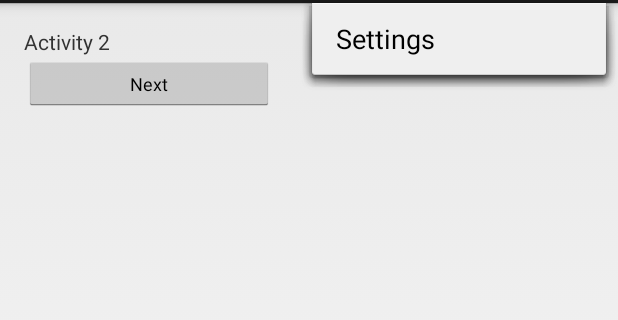
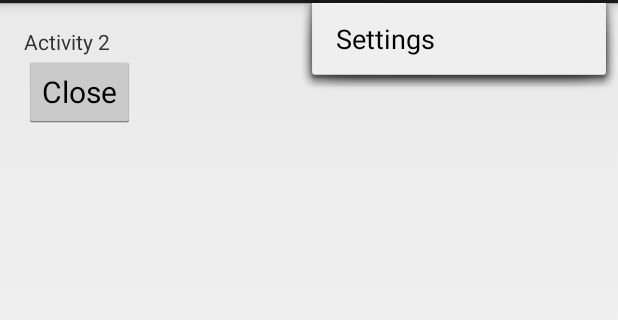
Before and after one commit to Kotlin/kotlin-examples, an Android app: the MainActivity2 screen opened directly, with no data from a screen before it, with the options menu open, on a phone screen of 412 x 824 dp, the part 69-389 px from its top. Run offline under Robolectric (Android 15) with nearby library versions, the phone set to English and light mode, and no system bars.

Commit message:
lib version refresh + button text size

```diff
--- a/gradle/android-mixed-java-kotlin-project/AndroidSample/src/main/res/layout/activity_main2.xml
+++ b/gradle/android-mixed-java-kotlin-project/AndroidSample/src/main/res/layout/activity_main2.xml
@@ -14,11 +14,11 @@
             android:layout_height="wrap_content"
             android:text="Activity 2" />
 
-    <Button android:text="Next"
+    <Button android:text="Close"
             android:id="@+id/Button02"
-            android:layout_width="250px"
-            android:textSize="18px"
-            android:layout_height="55px">
+            android:layout_width="wrap_content"
+            android:layout_height="wrap_content"
+            android:textSize="20sp">
     </Button>
 
 </LinearLayout>
```
Also changed, not shown: gradle/android-mixed-java-kotlin-project/AndroidSample/build.gradle (+4 -4 lines), gradle/android-mixed-java-kotlin-project/AndroidSample/src/main/res/layout/activity_main.xml (+4 -4 lines), gradle/android-mixed-java-kotlin-project/gradle/wrapper/gradle-wrapper.properties.
